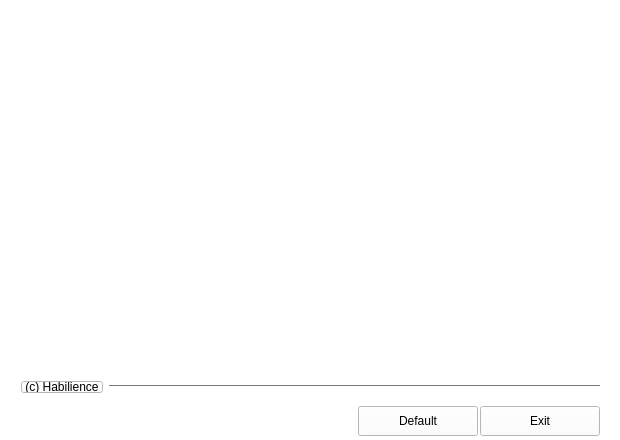
This is T3kCfg/T3kCfgWnd.ui in habilience/habilience-t3ksensor-tools as Qt 5 draws it before an edit. The edited form follows.
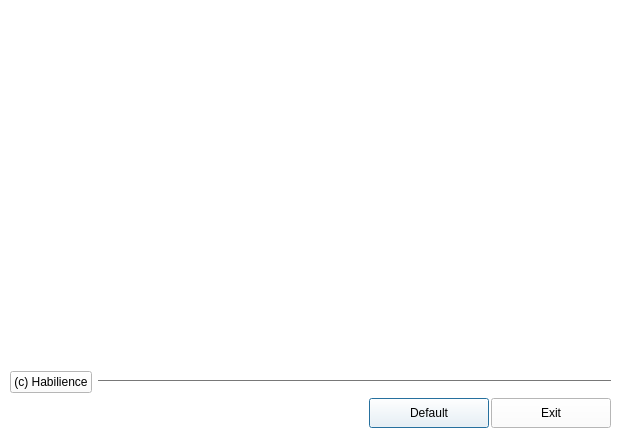
This is the edited form. Icons and pictures are not drawn. Custom widgets are drawn as their Qt base class.

The edit to the form file:
```diff
--- a/T3kCfg/T3kCfgWnd.ui
+++ b/T3kCfg/T3kCfgWnd.ui
@@ -1,10 +1,7 @@
 <?xml version="1.0" encoding="UTF-8"?>
 <ui version="4.0">
  <class>T3kCfgWnd</class>
- <widget class="QMainWindow" name="T3kCfgWnd">
-  <property name="windowModality">
-   <enum>Qt::NonModal</enum>
-  </property>
+ <widget class="QDialog" name="T3kCfgWnd">
   <property name="geometry">
    <rect>
     <x>0</x>
@@ -447,12 +444,11 @@
    <iconset resource="T3kCfgRes.qrc">
     <normaloff>:/T3kCfgRes/resources/T3kCfg.ico</normaloff>:/T3kCfgRes/resources/T3kCfg.ico</iconset>
   </property>
-  <widget class="QWidget" name="centralWidget">
    <widget class="QWidget" name="horizontalLayoutWidget">
     <property name="geometry">
      <rect>
       <x>10</x>
-      <y>370</y>
+     <y>365</y>
       <width>601</width>
       <height>34</height>
      </rect>
@@ -911,7 +907,7 @@
     <property name="geometry">
      <rect>
       <x>10</x>
-      <y>395</y>
+     <y>390</y>
       <width>601</width>
       <height>46</height>
      </rect>
@@ -1026,15 +1022,13 @@
     <property name="geometry">
      <rect>
       <x>0</x>
-      <y>50</y>
+     <y>45</y>
       <width>620</width>
       <height>330</height>
      </rect>
     </property>
    </widget>
   </widget>
- </widget>
- <layoutdefault spacing="6" margin="11"/>
  <customwidgets>
   <customwidget>
    <class>QSlidingStackedWidget</class>
```
Left out of the diff: 6 changed lines with no effect on the pictures. Lines whose indentation alone changed are shown as unchanged.
